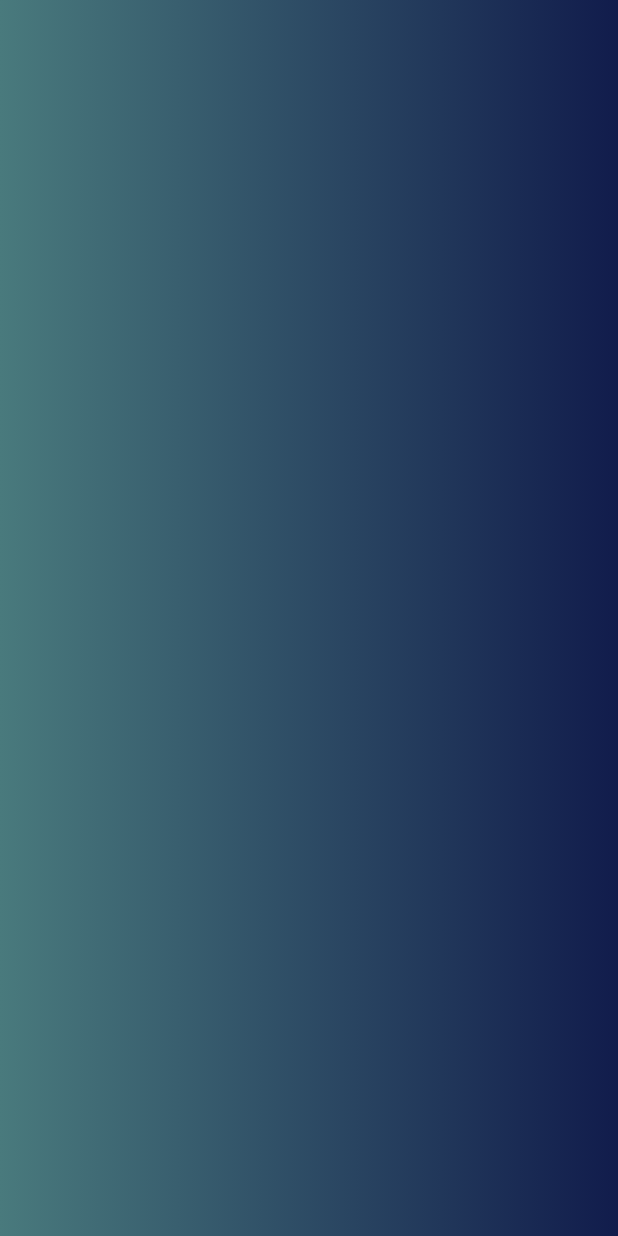
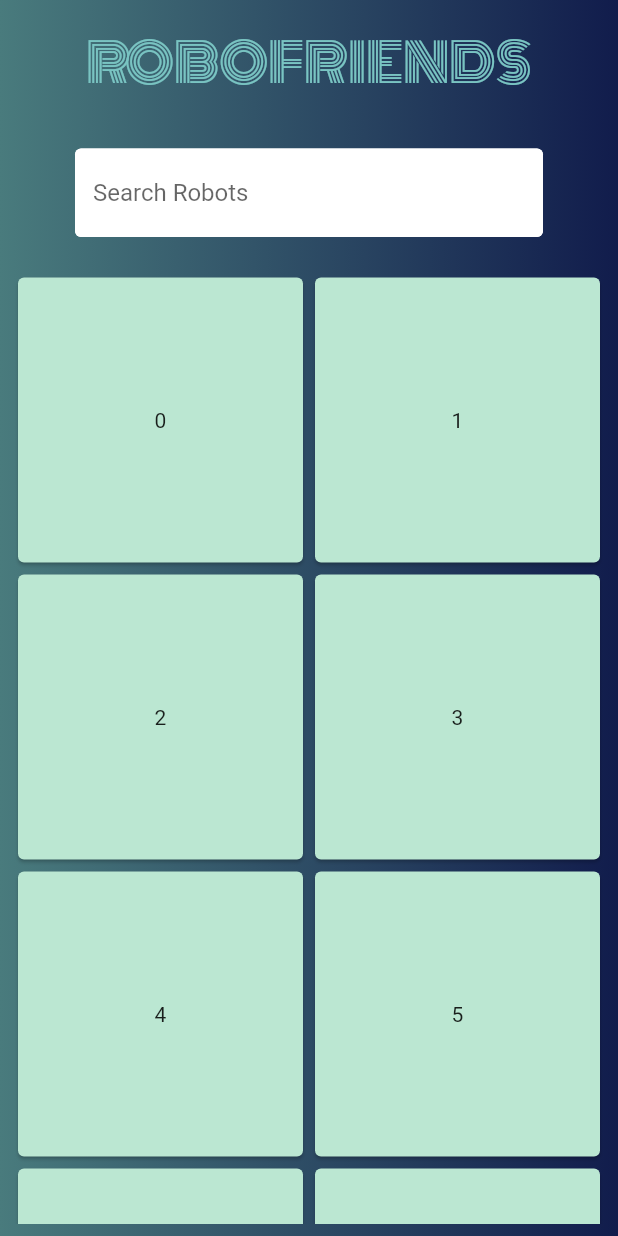
Before and after one commit to jakansha2001/robo_friends, a Flutter app: the screen it shows after launch, on a phone screen of 412 x 824 dp. Run offline on Flutter 3.47's test engine with Material 2 defaults, Android fonts, the light colour scheme and no system bars; our stand-ins replace google_fonts.

Commit message:
created basic UI

```diff
--- a/lib/home/pages/home_page.dart
+++ b/lib/home/pages/home_page.dart
@@ -1,4 +1,5 @@
 import 'package:flutter/material.dart';
+import 'package:google_fonts/google_fonts.dart';
 
 class HomePage extends StatelessWidget {
   const HomePage({super.key});
@@ -16,14 +17,90 @@ class HomePage extends StatelessWidget {
                 begin: Alignment.centerLeft,
                 end: Alignment.centerRight,
                 colors: [
-                  Color.fromRGBO(73, 122, 125, 1),
+                  Color.fromRGBO(73, 123, 125, 1),
                   Color.fromRGBO(17, 28, 76, 1),
                 ],
               ),
             ),
           ),
-          const Scaffold(
+          Scaffold(
             backgroundColor: Colors.transparent,
+            body: Center(
+              child: Column(
+                crossAxisAlignment: CrossAxisAlignment.center,
+                children: [
+                  const Padding(
+                    padding: EdgeInsets.only(
+                      top: 15.0,
+                    ),
+                    child: Text(
+                      'ROBOFRIENDS',
+                      style: TextStyle(
+                        fontFamily: 'Monoton',
+                        fontSize: 35,
+                        color: Color.fromRGBO(
+                          121,
+                          196,
+                          194,
+                          1,
+                        ),
+                      ),
+                    ),
+                  ),
+                  Padding(
+                    padding: const EdgeInsets.only(
+                      top: 30,
+                      left: 50,
+                      right: 50,
+                    ),
+                    child: TextField(
+                      decoration: InputDecoration(
+                        hintStyle: GoogleFonts.roboto(),
+                        hintText: 'Search Robots',
+                        fillColor: Colors.white,
+                        filled: true,
+                        focusedBorder: const OutlineInputBorder(
+                          borderSide: BorderSide(
+                            color: Colors.white,
+                            style: BorderStyle.solid,
+                          ),
+                        ),
+                        enabledBorder: const OutlineInputBorder(
+                          borderSide: BorderSide(
+                            color: Colors.white,
+                            style: BorderStyle.solid,
+                          ),
+                        ),
+                      ),
+                    ),
+                  ),
+                  const SizedBox(
+                    height: 15,
+                  ),
+                  Expanded(
+                    child: Padding(
+                      padding: const EdgeInsets.all(8.0),
+                      child: GridView.builder(
+                          gridDelegate: const SliverGridDelegateWithFixedCrossAxisCount(
+                            crossAxisCount: 2,
+                          ),
+                          itemCount: 10,
+                          itemBuilder: (BuildContext context, int index) {
+                            return Card(
+                              color: const Color.fromRGBO(
+                                187,
+                                231,
+                                210,
+                                1,
+                              ),
+                              child: Center(child: Text('$index')),
+                            );
+                          }),
+                    ),
+                  ),
+                ],
+              ),
+            ),
           ),
         ],
       ),
```
Also changed, not shown: pubspec.yaml (+9 -23 lines), fonts/Monoton-Regular.ttf (added), pubspec.lock, 7 other files.
